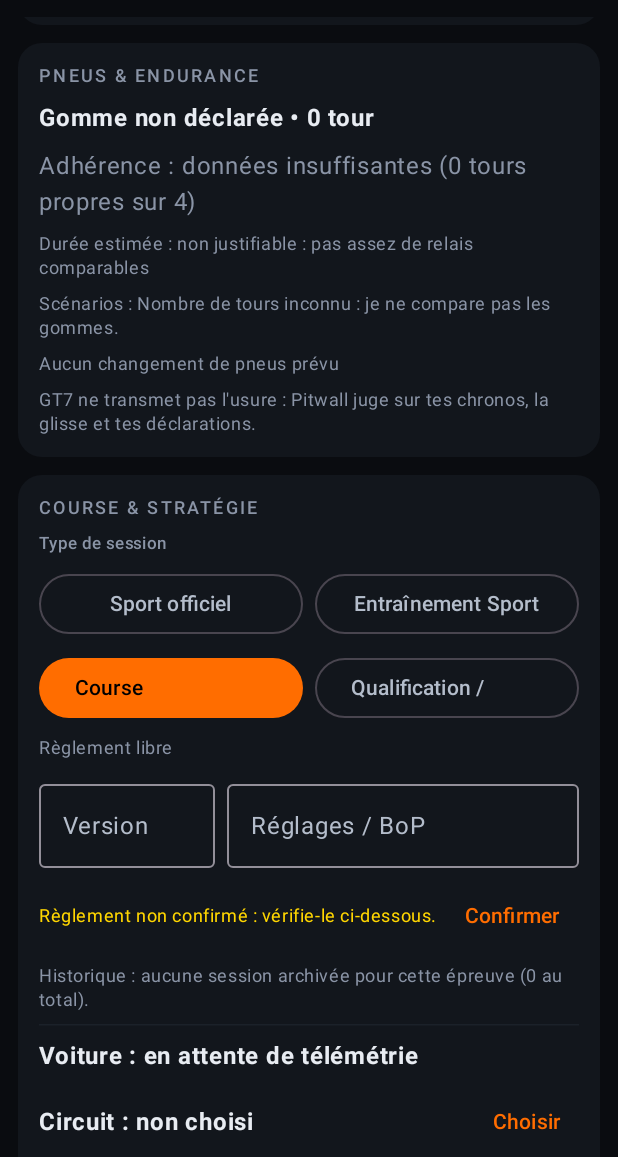
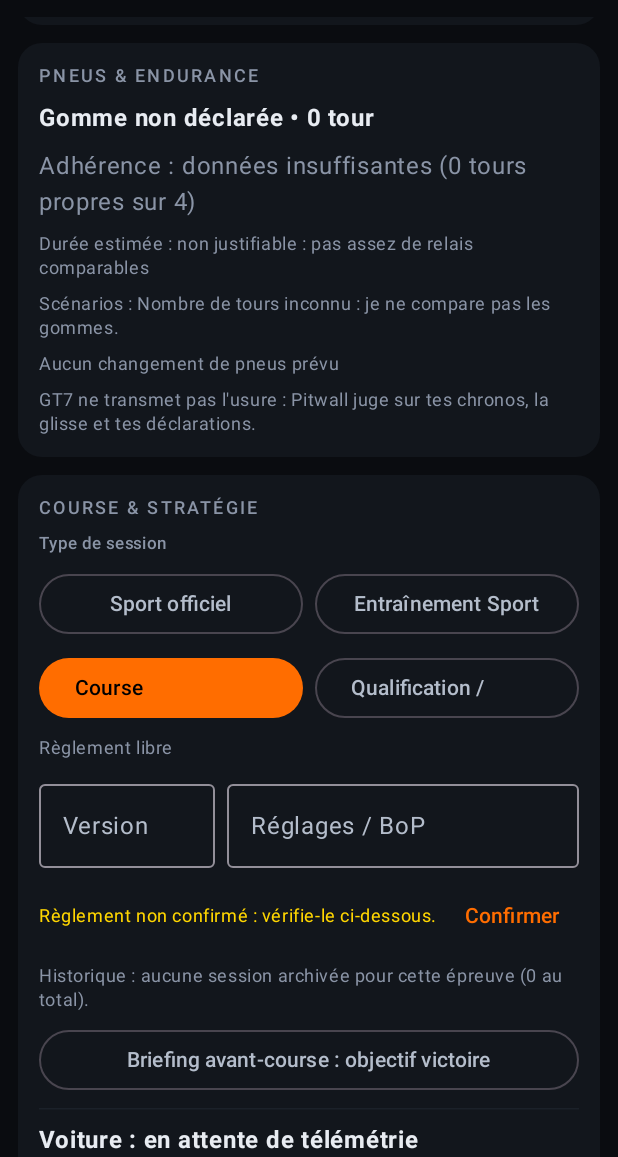
Before and after one commit to limarejeremy-hub/GT7-Pitwall, an Android app built with Jetpack Compose: the screen it shows after launch (MainActivity), scrolled down 532 dp, on a phone screen of 412 x 824 dp, the part 79-1236 px from its top. Run offline under Robolectric (Android 15) with nearby library versions, the light colour scheme and no system bars; libraries missing offline, so code that uses them is left out: com.google.mlkit.genai, moe.kyokobot.libdave, net.dv8tion.jda, org.apache.commons, org.vosk; network calls fail; pictures from the network do not load; 6 statements that could not run were skipped.

Commit message:
feat(ui): collapsible full pre-race strategist briefing on Fold

```diff
--- a/app/src/main/java/com/gt7pitwall/app/ui/RaceSetupCard.kt
+++ b/app/src/main/java/com/gt7pitwall/app/ui/RaceSetupCard.kt
@@ -88,6 +88,20 @@ fun RaceSetupCard(
             }
             EventProfileSection(state, onProfile, onProfileInfo, onConfirmRules)
             WeeklyEditionSection(state, rules, database, onRules, onRefreshSchedule, onDeclareRules)
+            var preRaceOpen by rememberSaveable { mutableStateOf(false) }
+            OutlinedButton(onClick = { preRaceOpen = !preRaceOpen }, modifier = Modifier.fillMaxWidth()) {
+                Text(if (preRaceOpen) "Réduire le briefing de victoire" else "Briefing avant-course : objectif victoire")
+            }
+            if (preRaceOpen) {
+                Text(
+                    "Informations certaines, estimations historiques et limites de données (les adversaires ne sont pas accessibles par UDP).",
+                    color = PitColors.Muted, style = MaterialTheme.typography.bodySmall,
+                )
+                state.preRaceBrief.forEach { line ->
+                    Text("• " + line, style = MaterialTheme.typography.bodySmall,
+                        color = if (line.startsWith("ALERTE")) PitColors.Yellow else MaterialTheme.colorScheme.onSurface)
+                }
+            }
             HorizontalDivider(color = MaterialTheme.colorScheme.surfaceVariant)
 
             val p = state.snapshot.packet
```
